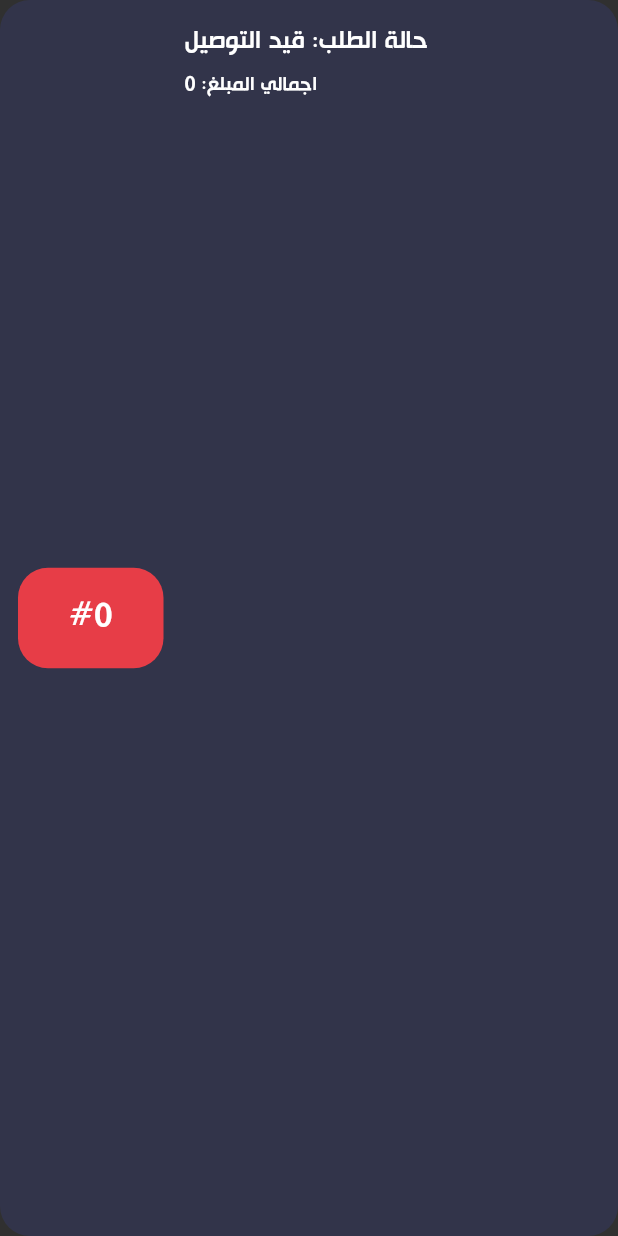
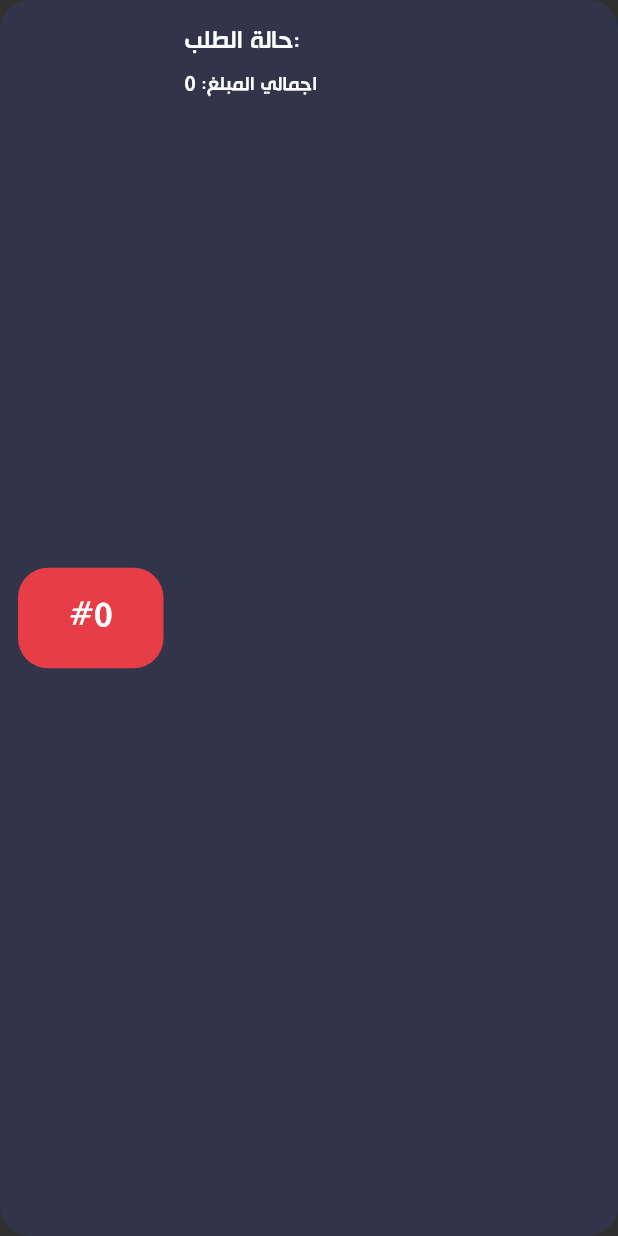
Before and after one commit to hussam-aw/captin_app, a Flutter app: the OrderBox widget shown alone on an empty page, opened directly with empty values, on a phone screen of 412 x 824 dp. Run offline on Flutter 3.47's test engine with Material 2 defaults, Android fonts, the phone set to English and light mode, and no system bars; our stand-ins replace font_awesome_flutter, get, get_storage, lottie; accounts and stored records are empty; statements that could not run were skipped.

Commit message:
Display order status

```diff
--- a/lib/PresentationLayer/Widgets/Private/order_box.dart
+++ b/lib/PresentationLayer/Widgets/Private/order_box.dart
@@ -49,8 +49,8 @@ class OrderBox extends StatelessWidget {
                 child: Column(
                   crossAxisAlignment: CrossAxisAlignment.start,
                   children: [
-                    const Text(
-                      'حالة الطلب: قيد التوصيل',
+                    Text(
+                      'حالة الطلب: ${order.status}',
                       style: UITextStyle.body,
                     ),
                     spacerHeight(height: 12),
```
